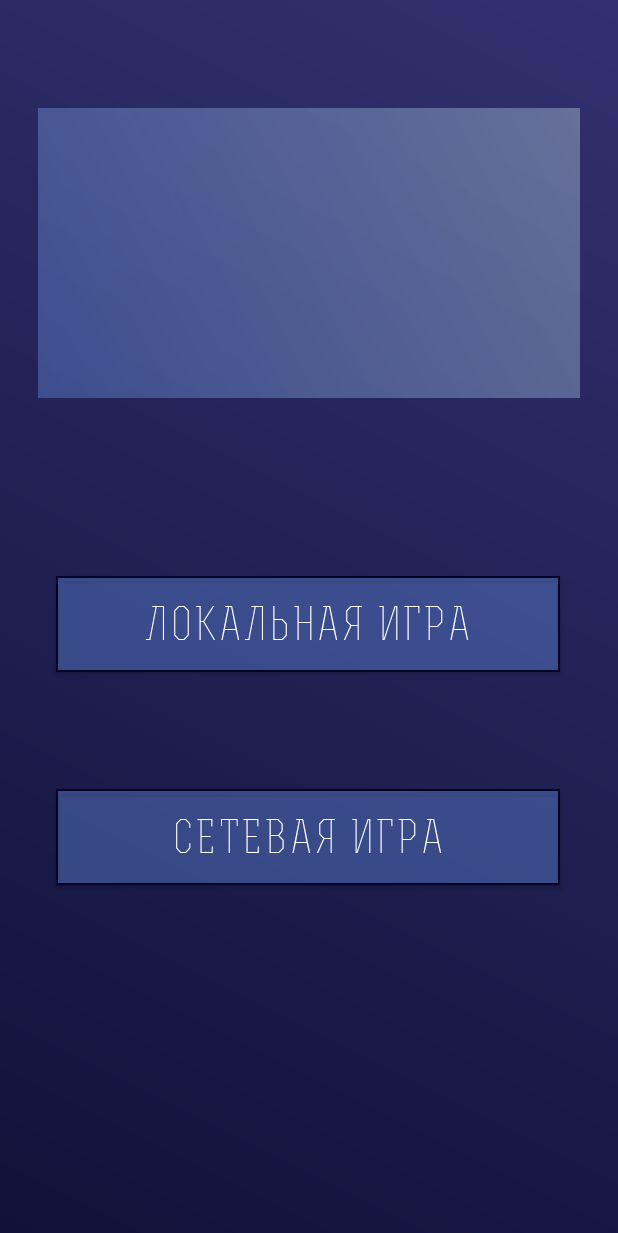
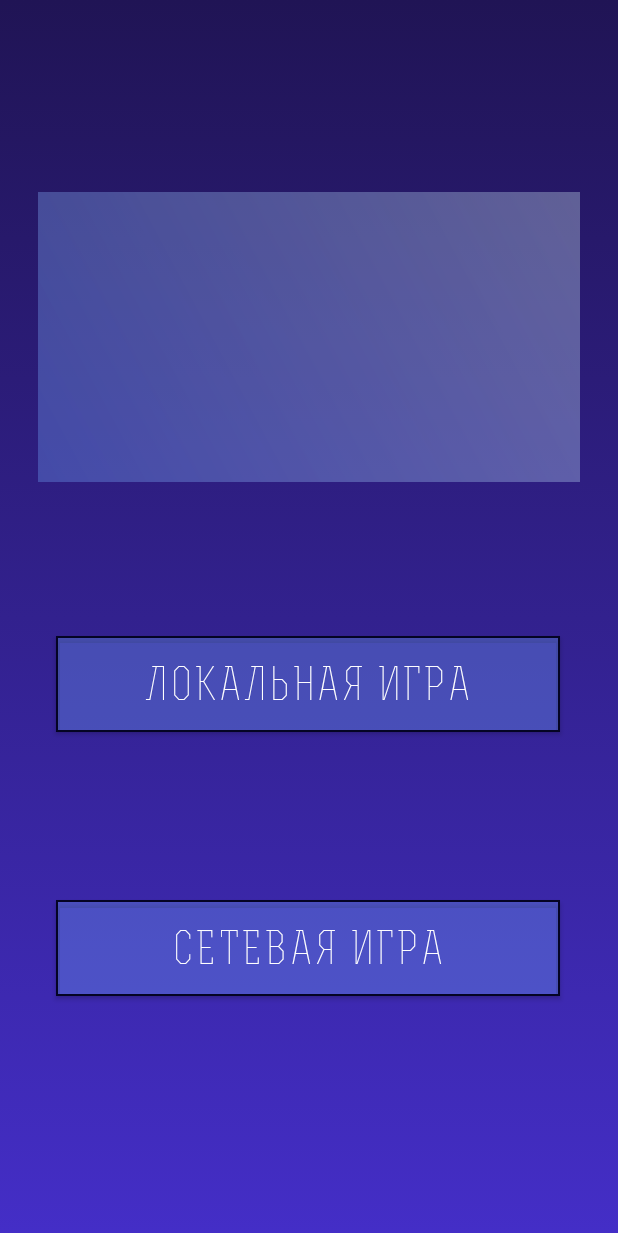
Before and after one commit to MariaForester/WhoWantsToBecomeLowLevelProgrammer, an Android app: the screen it shows after launch (MainActivity), on a phone screen of 412 x 824 dp. Shown: the top 1233 px of the screen. Run offline under Robolectric (Android 15) with nearby library versions, the phone set to English and light mode, and no system bars; libraries missing offline, so code that uses them is left out: com.hanks.htextview; plain views replace LineTextView; 4 statements that could not run were skipped.

Commit message:
Animated Background

```diff
--- a/app/src/main/java/com/lowlevelprog/lowlevelprogrammer/LocalGame.java
+++ b/app/src/main/java/com/lowlevelprog/lowlevelprogrammer/LocalGame.java
@@ -1,13 +1,25 @@
 package com.lowlevelprog.lowlevelprogrammer;
 
+import android.graphics.drawable.AnimationDrawable;
 import android.support.v7.app.AppCompatActivity;
 import android.os.Bundle;
+import android.widget.LinearLayout;
 
 public class LocalGame extends AppCompatActivity {
+
+    LinearLayout myLayout;
+    AnimationDrawable animationDrawable;
 
     @Override
     protected void onCreate(Bundle savedInstanceState) {
         super.onCreate(savedInstanceState);
         setContentView(R.layout.activity_local_game);
+
+        myLayout = findViewById(R.id.local_game);
+
+        animationDrawable = (AnimationDrawable) myLayout.getBackground();
+        animationDrawable.setEnterFadeDuration(4500);
+        animationDrawable.setExitFadeDuration(4500);
+        animationDrawable.start();
     }
 }
--- a/app/src/main/java/com/lowlevelprog/lowlevelprogrammer/MainActivity.java
+++ b/app/src/main/java/com/lowlevelprog/lowlevelprogrammer/MainActivity.java
@@ -2,15 +2,17 @@ package com.lowlevelprog.lowlevelprogrammer;
 
 import android.content.Context;
 import android.content.Intent;
+import android.graphics.drawable.AnimationDrawable;
 import android.net.ConnectivityManager;
 import android.net.NetworkInfo;
+import android.support.constraint.ConstraintLayout;
 import android.support.v7.app.AlertDialog;
 import android.support.v7.app.AppCompatActivity;
 import android.os.Bundle;
 import android.content.DialogInterface;
 import android.view.View;
 import android.widget.Button;
-
+import android.widget.LinearLayout;
 import com.hanks.htextview.base.AnimationListener;
 import com.hanks.htextview.base.HTextView;
 import com.hanks.htextview.line.LineTextView;
@@ -19,11 +21,20 @@ public class MainActivity extends AppCompatActivity {
 
     private LineTextView hTextView;
     private Button button_local, button_multiplayer;
+    ConstraintLayout myLayout;
+    AnimationDrawable animationDrawable;
 
     @Override
     protected void onCreate(Bundle savedInstanceState) {
         super.onCreate(savedInstanceState);
         setContentView(R.layout.activity_main);
+
+        myLayout = findViewById(R.id.layout_main);
+
+        animationDrawable = (AnimationDrawable) myLayout.getBackground();
+        animationDrawable.setEnterFadeDuration(3000);
+        animationDrawable.setExitFadeDuration(3000);
+        animationDrawable.start();
 
         hTextView = findViewById(R.id.tv_htext); // block on above
         hTextView.setLineColor(R.color.textColor);
--- a/app/src/main/java/com/lowlevelprog/lowlevelprogrammer/MultiplayerGame.java
+++ b/app/src/main/java/com/lowlevelprog/lowlevelprogrammer/MultiplayerGame.java
@@ -1,7 +1,9 @@
 package com.lowlevelprog.lowlevelprogrammer;
 
+import android.graphics.drawable.AnimationDrawable;
 import android.support.v7.app.AppCompatActivity;
 import android.os.Bundle;
+import android.widget.FrameLayout;
 
 public class MultiplayerGame extends AppCompatActivity {
 
--- /dev/null
+++ b/app/src/main/res/drawable/first_layer_gradient.xml
@@ -0,0 +1,9 @@
+<?xml version="1.0" encoding="utf-8"?>
+<shape xmlns:android="http://schemas.android.com/apk/res/android">
+
+    <gradient
+        android:startColor="@color/colorPrimary"
+        android:endColor="@color/colorPrimaryDark"
+        android:angle="90" />
+
+</shape>
--- /dev/null
+++ b/app/src/main/res/drawable/gradients_anim.xml
@@ -0,0 +1,16 @@
+<?xml version="1.0" encoding="utf-8"?>
+<animation-list xmlns:android="http://schemas.android.com/apk/res/android">
+
+    <item
+    android:drawable="@drawable/first_layer_gradient"
+    android:duration="4500" />
+
+    <item
+        android:drawable="@drawable/second_layer_gradient"
+        android:duration="4500" />
+
+    <item
+        android:drawable="@drawable/third_layer_gradient"
+        android:duration="4500" />
+
+</animation-list>
--- /dev/null
+++ b/app/src/main/res/drawable/second_layer_gradient.xml
@@ -0,0 +1,9 @@
+<?xml version="1.0" encoding="utf-8"?>
+<shape xmlns:android="http://schemas.android.com/apk/res/android">
+
+    <gradient
+        android:startColor="@color/colorPrimary2"
+        android:endColor="@color/colorPrimaryDark2"
+        android:angle="90" />
+
+</shape>
--- /dev/null
+++ b/app/src/main/res/drawable/third_layer_gradient.xml
@@ -0,0 +1,9 @@
+<?xml version="1.0" encoding="utf-8"?>
+<shape xmlns:android="http://schemas.android.com/apk/res/android">
+
+    <gradient
+        android:startColor="@color/colorPrimary3"
+        android:endColor="@color/colorPrimaryDark3"
+        android:angle="90" />
+
+</shape>
--- a/app/src/main/res/layout-v16/activity_main.xml
+++ b/app/src/main/res/layout-v16/activity_main.xml
@@ -1,21 +1,21 @@
 <?xml version="1.0" encoding="utf-8"?>
 <android.support.constraint.ConstraintLayout xmlns:android="http://schemas.android.com/apk/res/android"
     xmlns:app="http://schemas.android.com/apk/res-auto"
-    android:id="@+id/linearLayout"
+    android:id="@+id/layout_main"
     android:layout_width="fill_parent"
     android:layout_height="fill_parent"
-    android:background="@drawable/primary_gradient"
+    android:background="@drawable/gradients_anim"
     android:weightSum="12">
 
     <com.hanks.htextview.line.LineTextView
         android:id="@+id/tv_htext"
         android:layout_width="0dp"
         android:layout_height="193dp"
+        android:layout_marginStart="25dp"
+        android:layout_marginLeft="25dp"
+        android:layout_marginTop="128dp"
         android:layout_marginEnd="25dp"
-        android:layout_marginLeft="25dp"
         android:layout_marginRight="25dp"
-        android:layout_marginStart="25dp"
-        android:layout_marginTop="72dp"
         android:background="@drawable/buttons_gradient"
         android:fontFamily="@font/amatic_regular"
         android:gravity="center"
@@ -48,7 +48,7 @@
         app:layout_constraintHorizontal_bias="0.491"
         app:layout_constraintStart_toStartOf="parent"
         app:layout_constraintTop_toBottomOf="@+id/tv_htext"
-        app:layout_constraintVertical_bias="0.224"
+        app:layout_constraintVertical_bias="0.216"
         app:rippleColor="#33AAAAAA"
         app:strokeColor="@color/darkBlue"
         app:strokeWidth="1.5dp" />
@@ -74,7 +74,7 @@
         app:layout_constraintHorizontal_bias="0.491"
         app:layout_constraintStart_toStartOf="parent"
         app:layout_constraintTop_toBottomOf="@+id/tv_htext"
-        app:layout_constraintVertical_bias="0.529"
+        app:layout_constraintVertical_bias="0.644"
         app:rippleColor="#33AAAAAA"
         app:strokeColor="@color/darkBlue"
         app:strokeWidth="1.5dp" />
--- a/app/src/main/res/layout/activity_local_game.xml
+++ b/app/src/main/res/layout/activity_local_game.xml
@@ -1,8 +1,10 @@
 <?xml version="1.0" encoding="utf-8"?>
-<android.support.constraint.ConstraintLayout xmlns:android="http://schemas.android.com/apk/res/android"
-    xmlns:tools="http://schemas.android.com/tools"
-    android:layout_width="match_parent"
-    android:layout_height="match_parent"
-    tools:context=".LocalGame">
+<LinearLayout xmlns:android="http://schemas.android.com/apk/res/android"
+    android:layout_width="fill_parent"
+    android:layout_height="fill_parent"
+    android:background="@drawable/gradients_anim"
+    android:id="@+id/local_game"
+    android:orientation="vertical"
+    android:weightSum="12">
 
-</android.support.constraint.ConstraintLayout>
+</LinearLayout>
--- a/app/src/main/res/values/colors.xml
+++ b/app/src/main/res/values/colors.xml
@@ -2,6 +2,10 @@
 <resources>
     <color name="colorPrimaryDark">#111139</color>
     <color name="colorPrimary">#313170</color>
+    <color name="colorPrimaryDark2">#201455</color>
+    <color name="colorPrimary2">#442EC7</color>
+    <color name="colorPrimaryDark3">#081D64</color>
+    <color name="colorPrimary3">#1357E2</color>
     <color name="colorAccent">#bda3ff</color>
     <color name="textColor">#FFFFFF</color>
     <color name="transparentLightBlue">#50E1FFFF</color>
```
